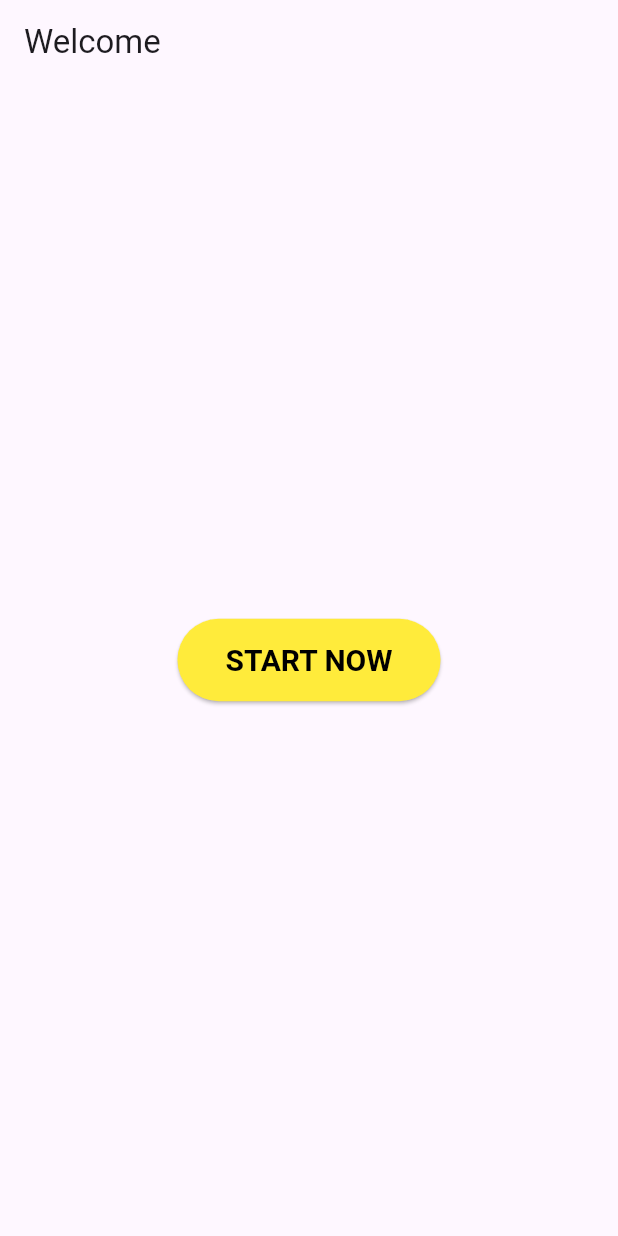
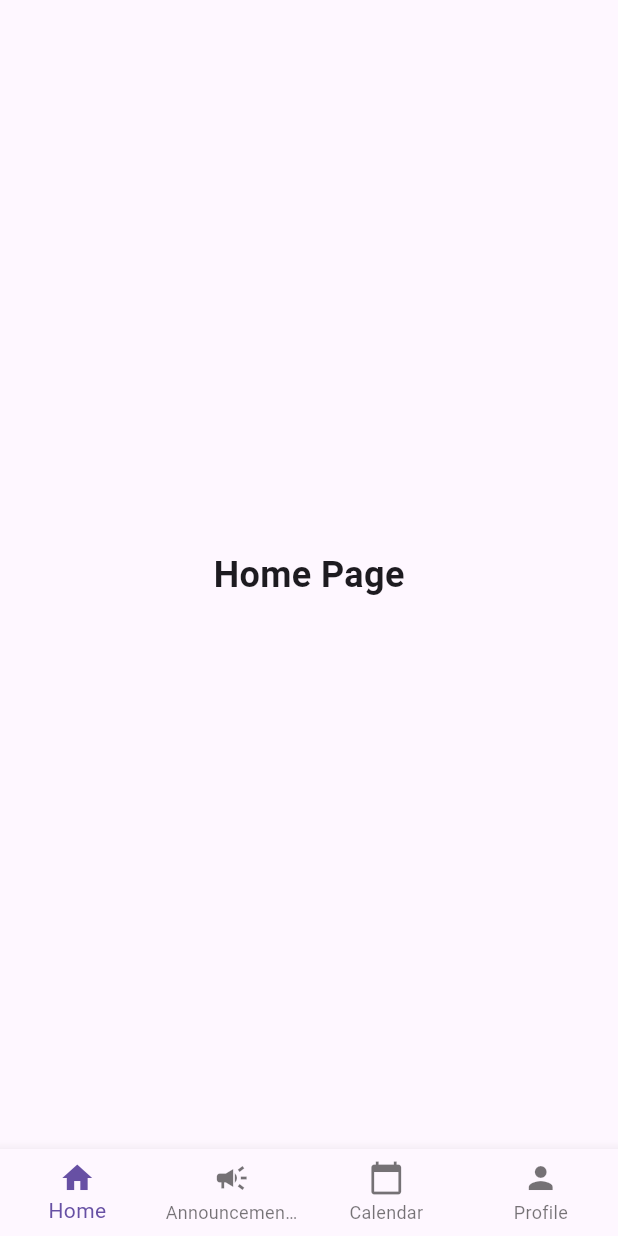
Before and after one commit to theaashaychahande/stvincent_sys_app, a Flutter app: the screen it shows after launch, on a phone screen of 412 x 824 dp. Run offline on Flutter 3.47's test engine with Material 3 defaults, Android fonts, the phone set to English and light mode, and no system bars.

Commit message:
created bottom navigation tab

```diff
--- /dev/null
+++ b/lib/home_screen.dart
@@ -0,0 +1,17 @@
+import 'package:flutter/material.dart';
+
+class HomeScreen extends StatelessWidget {
+  const HomeScreen({super.key});
+
+  @override
+  Widget build(BuildContext context) {
+    return const Scaffold(
+      body: Center(
+        child: Text(
+          'Home Page',
+          style: TextStyle(fontSize: 24, fontWeight: FontWeight.bold),
+        ),
+      ),
+    );
+  }
+}
--- a/lib/main.dart
+++ b/lib/main.dart
@@ -1,4 +1,5 @@
 import 'package:flutter/material.dart';
+import 'main_navigation.dart';
 
 void main() {
   runApp(const MyApp());
@@ -12,40 +13,11 @@ class MyApp extends StatelessWidget {
     return MaterialApp(
       title: 'SVPCET',
       theme: ThemeData(
+        useMaterial3: true,
         primarySwatch: Colors.blue,
         visualDensity: VisualDensity.adaptivePlatformDensity,
       ),
-      home: const HomePage(),
+      home: const MainNavigation(),
     );
   }
 }
-
-class HomePage extends StatelessWidget {
-  const HomePage({super.key});
-
-  @override
-  Widget build(BuildContext context) {
-    return Scaffold(
-      appBar: AppBar(
-        title: const Text('Welcome'),
-      ),
-      body: Center(
-        child: ElevatedButton(
-          onPressed: () {
-            // Add your button action here
-            ScaffoldMessenger.of(context).showSnackBar(
-              const SnackBar(content: Text('Button Pressed!')),
-            );
-          },
-          style: ElevatedButton.styleFrom(
-            backgroundColor: Colors.yellow,
-            foregroundColor: Colors.black,
-            padding: const EdgeInsets.symmetric(horizontal: 32, vertical: 16),
-            textStyle: const TextStyle(fontSize: 20, fontWeight: FontWeight.bold),
-          ),
-          child: const Text('START NOW'),
-        ),
-      ),
-    );
-  }
-}
--- /dev/null
+++ b/lib/main_navigation.dart
@@ -0,0 +1,60 @@
+import 'package:flutter/material.dart';
+import 'home_screen.dart';
+import 'announcements_screen.dart';
+import 'calendar_screen.dart';
+import 'profile_screen.dart';
+
+class MainNavigation extends StatefulWidget {
+  const MainNavigation({super.key});
+
+  @override
+  State<MainNavigation> createState() => _MainNavigationState();
+}
+
+class _MainNavigationState extends State<MainNavigation> {
+  int _selectedIndex = 0;
+
+  final List<Widget> _screens = const [
+    HomeScreen(),
+    AnnouncementsScreen(),
+    CalendarScreen(),
+    ProfileScreen(),
+  ];
+
+  void _onItemTapped(int index) {
+    setState(() {
+      _selectedIndex = index;
+    });
+  }
+
+  @override
+  Widget build(BuildContext context) {
+    return Scaffold(
+      body: _screens[_selectedIndex],
+      bottomNavigationBar: BottomNavigationBar(
+        type: BottomNavigationBarType.fixed,
+        items: const <BottomNavigationBarItem>[
+          BottomNavigationBarItem(
+            icon: Icon(Icons.home),
+            label: 'Home',
+          ),
+          BottomNavigationBarItem(
+            icon: Icon(Icons.campaign),
+            label: 'Announcements',
+          ),
+          BottomNavigationBarItem(
+            icon: Icon(Icons.calendar_today),
+            label: 'Calendar',
+          ),
+          BottomNavigationBarItem(
+            icon: Icon(Icons.person),
+            label: 'Profile',
+          ),
+        ],
+        currentIndex: _selectedIndex,
+        selectedItemColor: Theme.of(context).primaryColor,
+        onTap: _onItemTapped,
+      ),
+    );
+  }
+}
```
Also changed, not shown: lib/announcements_screen.dart (added, +17 -0 lines), lib/calendar_screen.dart (added, +17 -0 lines), lib/profile_screen.dart (added, +17 -0 lines).
